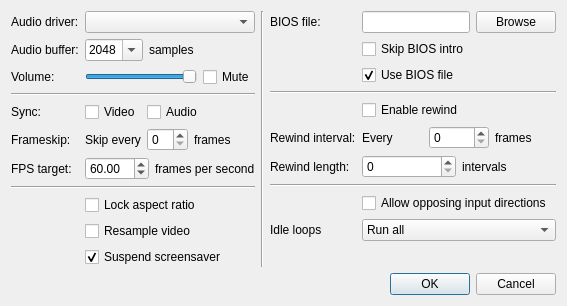
mgba-emu/mgba, file src/platform/qt/SettingsView.ui: the form before one commit.
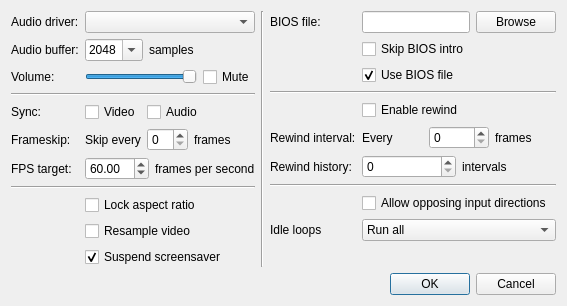
The form after the commit.

Commit message:
Qt: Rename "Rewind length" to "Rewind history"
Slightly more intuitive in my opinion.

What changed in the file:
```diff
--- a/src/platform/qt/SettingsView.ui
+++ b/src/platform/qt/SettingsView.ui
@@ -355,7 +355,7 @@
        <item row="6" column="0">
         <widget class="QLabel" name="label_8">
          <property name="text">
-          <string>Rewind length:</string>
+          <string>Rewind history:</string>
          </property>
         </widget>
        </item>
```
